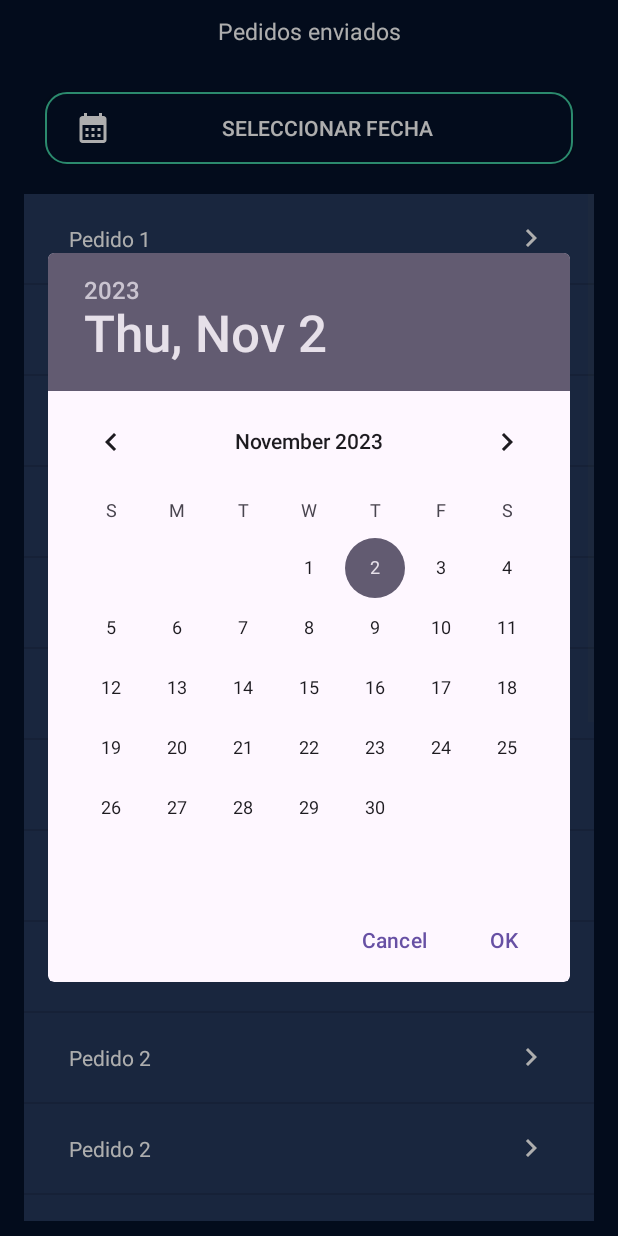
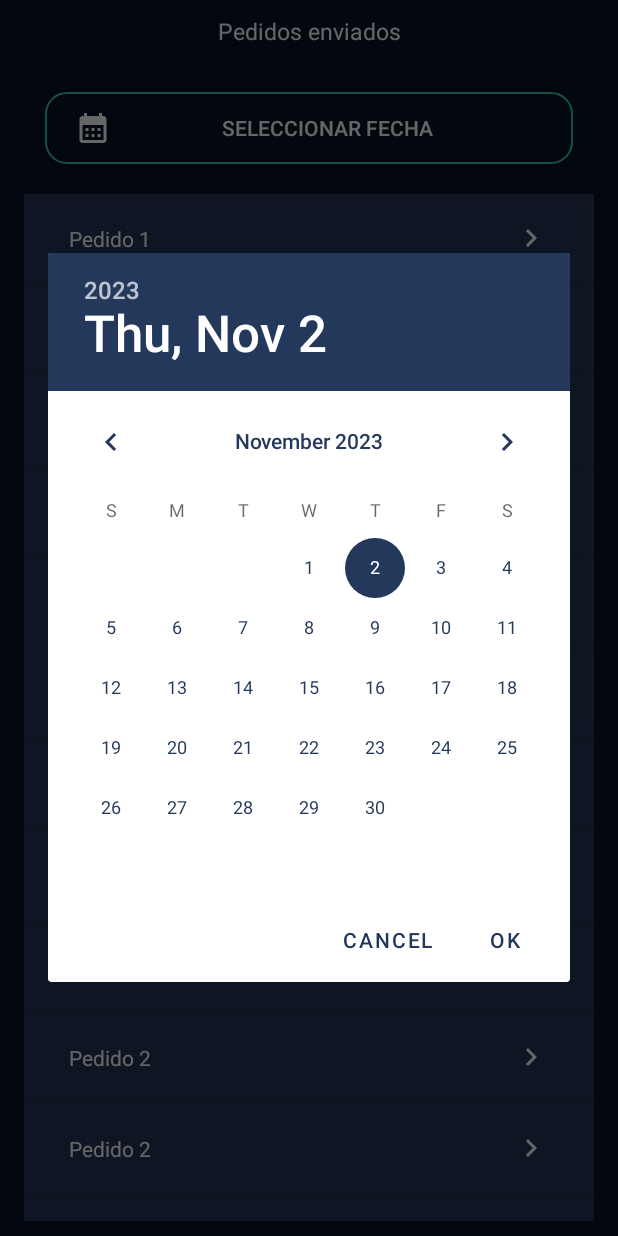
Before and after one commit to Martin-Ball/Preventapp, an Android app: the fragment OrdersFragment placed in its activity, after a tap on "SELECCIONAR FECHA", on a phone screen of 412 x 824 dp. Run offline under Robolectric (Android 15) with nearby library versions, the phone set to English and light mode, and no system bars.

Commit message:
btns datepicker

```diff
--- a/app/src/main/java/com/martin/preventapp/view/fragments/orders/OrdersFragment.kt
+++ b/app/src/main/java/com/martin/preventapp/view/fragments/orders/OrdersFragment.kt
@@ -87,6 +87,7 @@ class OrdersFragment : Fragment() {
 
         val datePickerDialog = DatePickerDialog(
             requireContext(),
+            R.style.DialogTheme,
             DatePickerDialog.OnDateSetListener { view, year, monthOfYear, dayOfMonth ->
                 val selectedDate = "$dayOfMonth/${monthOfYear + 1}/$year"
             },
--- a/app/src/main/res/values/themes.xml
+++ b/app/src/main/res/values/themes.xml
@@ -44,4 +44,14 @@
     <style name="SearchViewStyle" parent="Widget.AppCompat.SearchView">
         <item name="android:textColor">@android:color/white</item>
     </style>
+
+    <style name="DialogTheme" parent="Theme.AppCompat.Light.Dialog">
+        <item name="colorAccent">@color/blue</item>
+        <item name="android:textColorPrimary">@color/blue</item>
+        <item name="android:buttonBarButtonStyle">@style/DatePickerTheme.ButtonBarNegativeButtonStyle</item>
+    </style>
+
+    <style name="DatePickerTheme.ButtonBarNegativeButtonStyle" parent="Widget.MaterialComponents.Button.TextButton.Dialog">
+        <item name="android:textColor">@color/blue</item>
+    </style>
 </resources>
```
